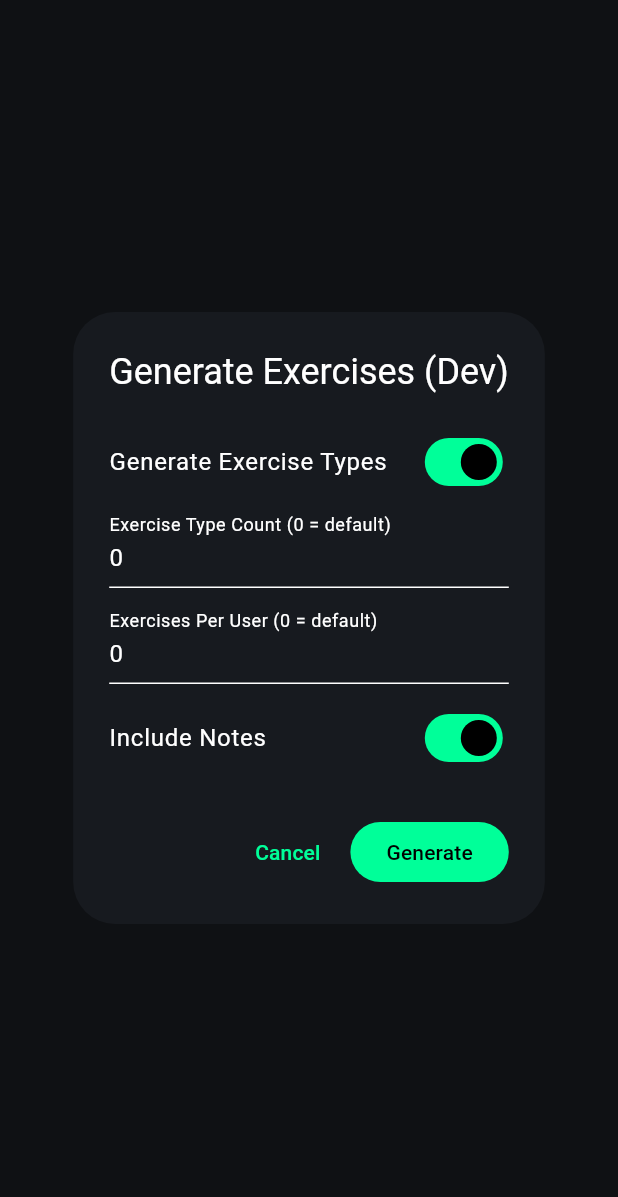
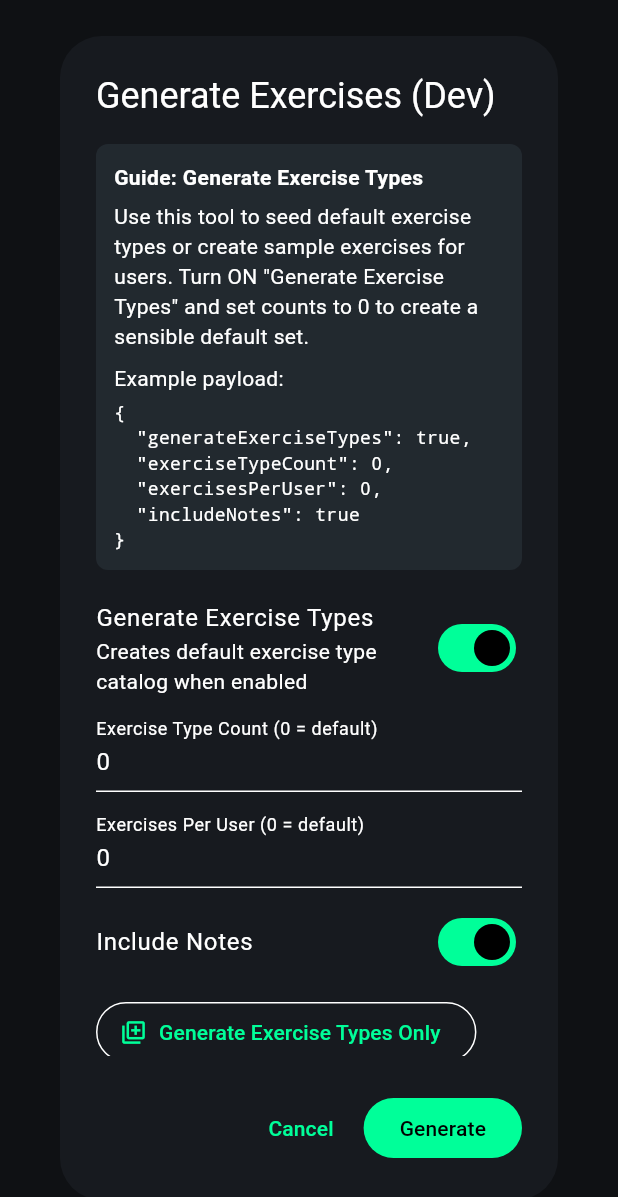
Before and after one commit to S706-a11/fitquest_frontend, a Flutter app: the _GenerateExercisesDialog widget shown alone on an empty page, opened directly, on a phone screen of 412 x 824 dp. Shown: the top 1197 px of the screen. Run offline on Flutter 3.47's test engine with Material 3 defaults, Android fonts, the phone set to English and light mode, and no system bars; our stand-ins replace flutter_map, geolocator, latlong2, shared_preferences; accounts and stored records are empty; network calls fail.

Commit message:
update README

```diff
--- a/lib/pages/settings_page.dart
+++ b/lib/pages/settings_page.dart
@@ -248,6 +248,37 @@ class _GenerateExercisesDialogState extends State<_GenerateExercisesDialog> {
           mainAxisSize: MainAxisSize.min,
           crossAxisAlignment: CrossAxisAlignment.start,
           children: [
+            // Guidance
+            Container(
+              width: double.infinity,
+              margin: const EdgeInsets.only(bottom: 12),
+              padding: const EdgeInsets.all(12),
+              decoration: BoxDecoration(
+                color: Colors.blueGrey.withOpacity(0.15),
+                borderRadius: BorderRadius.circular(8),
+              ),
+              child: const Column(
+                crossAxisAlignment: CrossAxisAlignment.start,
+                children: [
+                  Text(
+                    'Guide: Generate Exercise Types',
+                    style: TextStyle(fontWeight: FontWeight.bold),
+                  ),
+                  SizedBox(height: 6),
+                  Text(
+                    'Use this tool to seed default exercise types or create sample exercises for users. '
+                    'Turn ON "Generate Exercise Types" and set counts to 0 to create a sensible default set.',
+                  ),
+                  SizedBox(height: 8),
+                  Text('Example payload:'),
+                  SizedBox(height: 4),
+                  SelectableText(
+                    '{\n  "generateExerciseTypes": true,\n  "exerciseTypeCount": 0,\n  "exercisesPerUser": 0,\n  "includeNotes": true\n}',
+                    style: TextStyle(fontFamily: 'monospace', fontSize: 12),
+                  ),
+                ],
+              ),
+            ),
             if (_error != null)
               Padding(
                 padding: const EdgeInsets.only(bottom: 8),
@@ -259,6 +290,9 @@ class _GenerateExercisesDialogState extends State<_GenerateExercisesDialog> {
             SwitchListTile(
               contentPadding: EdgeInsets.zero,
               title: const Text('Generate Exercise Types'),
+              subtitle: const Text(
+                'Creates default exercise type catalog when enabled',
+              ),
               value: _generateExerciseTypes,
               onChanged: (v) => setState(() => _generateExerciseTypes = v),
             ),
@@ -283,6 +317,27 @@ class _GenerateExercisesDialogState extends State<_GenerateExercisesDialog> {
               title: const Text('Include Notes'),
               value: _includeNotes,
               onChanged: (v) => setState(() => _includeNotes = v),
+            ),
+            const SizedBox(height: 8),
+            // Preset quick action
+            Align(
+              alignment: Alignment.centerLeft,
+              child: OutlinedButton.icon(
+                onPressed:
+                    _submitting
+                        ? null
+                        : () {
+                          setState(() {
+                            _generateExerciseTypes = true;
+                            _exerciseTypeCountCtrl.text = '0';
+                            _exercisesPerUserCtrl.text = '0';
+                            _includeNotes = true;
+                          });
+                          _submit();
+                        },
+                icon: const Icon(Icons.library_add_outlined),
+                label: const Text('Generate Exercise Types Only'),
+              ),
             ),
           ],
         ),
```
Also changed, not shown: 1 other file.
